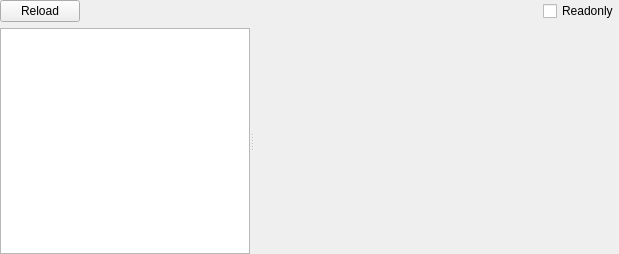
Qt form NE/newidget.ui (horsicq/FormatWidgets) before a commit.
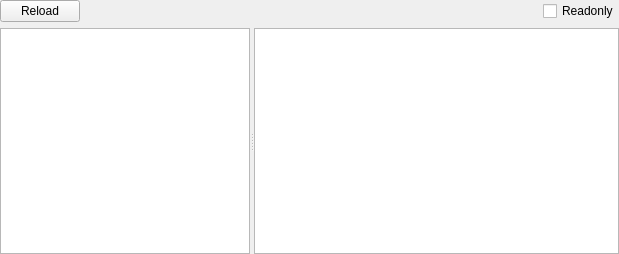
The same form after that commit. The open tabs and pages were chosen to show the change. Custom widgets are drawn as their Qt base class.

What changed in the file:
```diff
--- a/NE/newidget.ui
+++ b/NE/newidget.ui
@@ -151,6 +151,44 @@
         </item>
        </layout>
       </widget>
+      <widget class="QWidget" name="page_OS2_HEADER">
+       <layout class="QVBoxLayout" name="verticalLayout_5">
+        <property name="leftMargin">
+         <number>0</number>
+        </property>
+        <property name="topMargin">
+         <number>0</number>
+        </property>
+        <property name="rightMargin">
+         <number>0</number>
+        </property>
+        <property name="bottomMargin">
+         <number>0</number>
+        </property>
+        <item>
+         <widget class="QTableWidget" name="tableWidget_OS2_HEADER">
+          <property name="editTriggers">
+           <set>QAbstractItemView::NoEditTriggers</set>
+          </property>
+          <property name="selectionMode">
+           <enum>QAbstractItemView::SingleSelection</enum>
+          </property>
+          <property name="selectionBehavior">
+           <enum>QAbstractItemView::SelectRows</enum>
+          </property>
+          <attribute name="horizontalHeaderVisible">
+           <bool>false</bool>
+          </attribute>
+          <attribute name="verticalHeaderVisible">
+           <bool>false</bool>
+          </attribute>
+          <attribute name="verticalHeaderDefaultSectionSize">
+           <number>21</number>
+          </attribute>
+         </widget>
+        </item>
+       </layout>
+      </widget>
       <widget class="QWidget" name="page_OVERLAY">
        <layout class="QVBoxLayout" name="verticalLayout_4">
         <property name="spacing">
```
